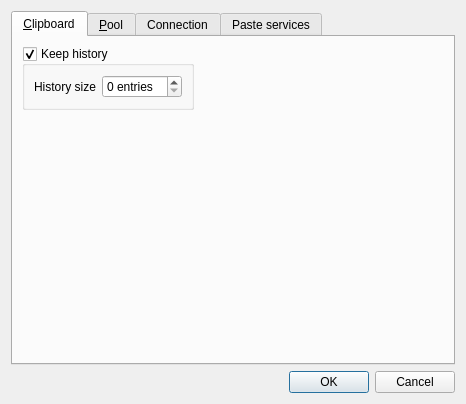
First picture: the form in src/SettingsDialog.ui, repository aither64/haveclip-core, before the edit.
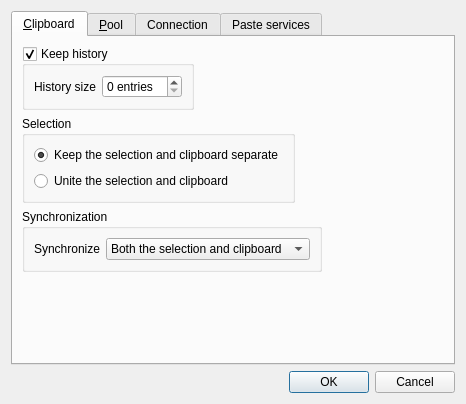
Second picture: the form after the edit. Icons and pictures are not drawn.

Commit message: Manage and sync primary selection

```diff
--- a/src/SettingsDialog.ui
+++ b/src/SettingsDialog.ui
@@ -60,6 +60,73 @@
          </layout>
         </widget>
        </item>
+       <item row="1" column="0">
+        <widget class="QGroupBox" name="selectionGroupBox">
+         <property name="title">
+          <string>Selection</string>
+         </property>
+         <layout class="QVBoxLayout" name="verticalLayout_6">
+          <item>
+           <widget class="QRadioButton" name="keepSelectionSeparateRadioButton">
+            <property name="text">
+             <string>Keep the selection and clipboard separate</string>
+            </property>
+            <property name="checked">
+             <bool>true</bool>
+            </property>
+           </widget>
+          </item>
+          <item>
+           <widget class="QRadioButton" name="uniteSelectionRadioButton">
+            <property name="text">
+             <string>Unite the selection and clipboard</string>
+            </property>
+           </widget>
+          </item>
+         </layout>
+        </widget>
+       </item>
+       <item row="2" column="0">
+        <widget class="QGroupBox" name="syncGroupBox">
+         <property name="title">
+          <string>Synchronization</string>
+         </property>
+         <layout class="QFormLayout" name="formLayout_5">
+          <property name="fieldGrowthPolicy">
+           <enum>QFormLayout::AllNonFixedFieldsGrow</enum>
+          </property>
+          <item row="0" column="0">
+           <widget class="QLabel" name="synchronizeLabel">
+            <property name="text">
+             <string>Synchronize</string>
+            </property>
+           </widget>
+          </item>
+          <item row="0" column="1">
+           <widget class="QComboBox" name="synchronizeComboBox">
+            <property name="currentIndex">
+             <number>2</number>
+            </property>
+            <item>
+             <property name="text">
+              <string>Only selection</string>
+             </property>
+            </item>
+            <item>
+             <property name="text">
+              <string>Only clipboard</string>
+             </property>
+            </item>
+            <item>
+             <property name="text">
+              <string>Both the selection and clipboard</string>
+             </property>
+            </item>
+           </widget>
+          </item>
+         </layout>
+        </widget>
+       </item>
       </layout>
      </widget>
      <widget class="QWidget" name="tab_2">
```
The commit also changes 9 other files.
